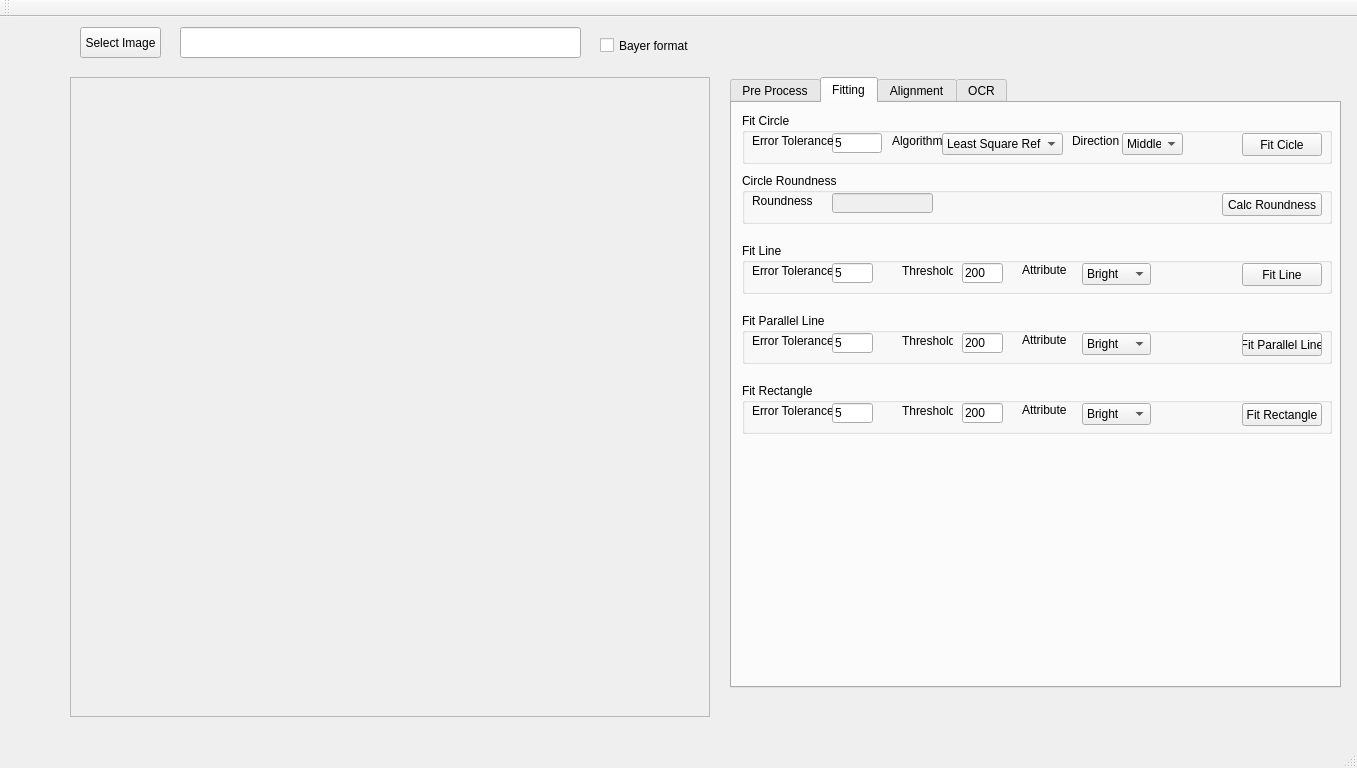
This is VisionWidget/visionwidget.ui in hceng123/VisionLibrary as Qt 5 draws it before an edit. The edited form follows.
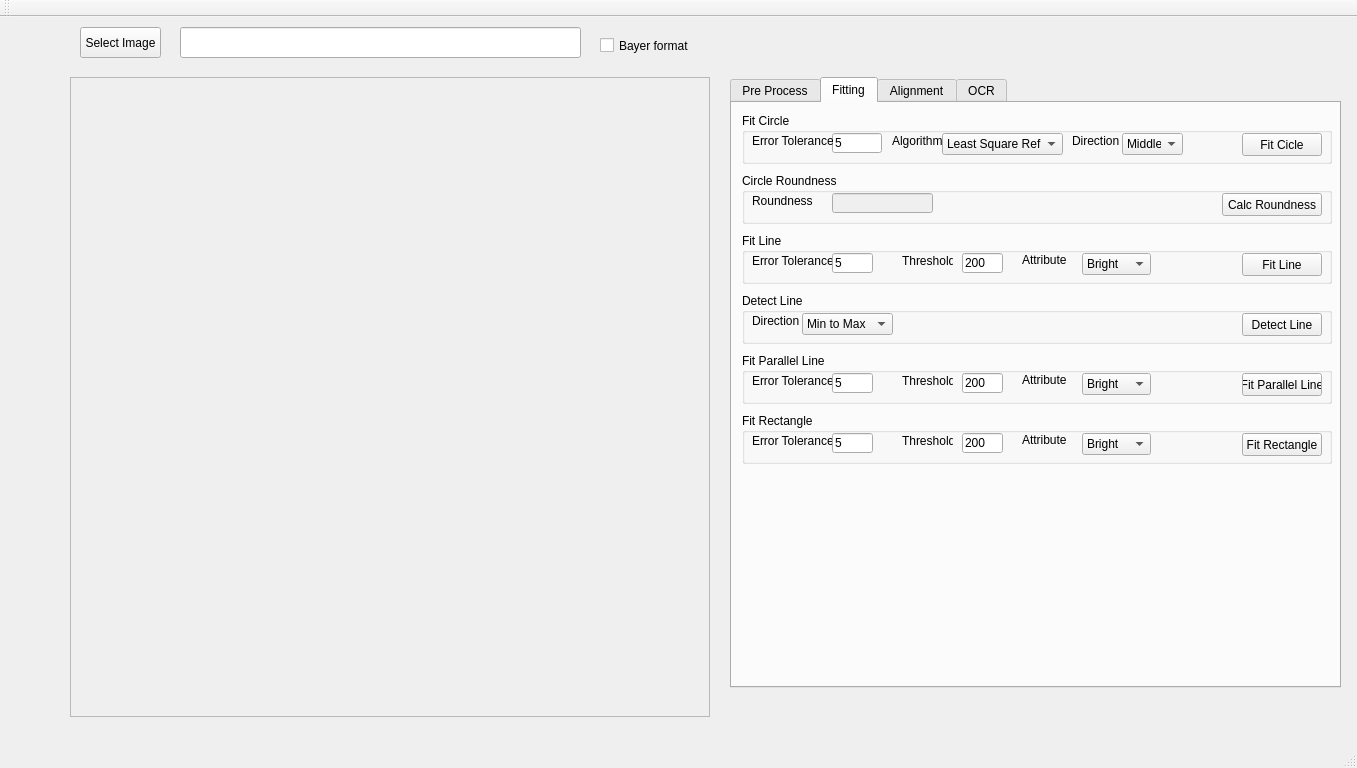
This is the edited form. The open tabs and pages were chosen to show the change. Custom widgets are drawn as their Qt base class.

Commit message:
Add detect line function.
Add detect line function.

What changed in the file:
```diff
--- a/VisionWidget/visionwidget.ui
+++ b/VisionWidget/visionwidget.ui
@@ -249,7 +249,7 @@
       <property name="geometry">
        <rect>
         <x>10</x>
-        <y>140</y>
+        <y>130</y>
         <width>590</width>
         <height>51</height>
        </rect>
@@ -366,7 +366,7 @@
       <property name="geometry">
        <rect>
         <x>10</x>
-        <y>210</y>
+        <y>250</y>
         <width>590</width>
         <height>51</height>
        </rect>
@@ -483,7 +483,7 @@
       <property name="geometry">
        <rect>
         <x>10</x>
-        <y>280</y>
+        <y>310</y>
         <width>590</width>
         <height>51</height>
        </rect>
@@ -648,6 +648,68 @@
        </property>
       </widget>
      </widget>
+     <widget class="QGroupBox" name="groupBoxFitLine_2">
+      <property name="geometry">
+       <rect>
+        <x>10</x>
+        <y>190</y>
+        <width>590</width>
+        <height>51</height>
+       </rect>
+      </property>
+      <property name="title">
+       <string>Detect Line</string>
+      </property>
+      <widget class="QPushButton" name="detectLineBtn">
+       <property name="geometry">
+        <rect>
+         <x>500</x>
+         <y>20</y>
+         <width>80</width>
+         <height>23</height>
+        </rect>
+       </property>
+       <property name="text">
+        <string>Detect Line</string>
+       </property>
+      </widget>
+      <widget class="QComboBox" name="comboBoxDetectLineDirection">
+       <property name="geometry">
+        <rect>
+         <x>60</x>
+         <y>20</y>
+         <width>91</width>
+         <height>22</height>
+        </rect>
+       </property>
+       <property name="currentIndex">
+        <number>0</number>
+       </property>
+       <item>
+        <property name="text">
+         <string>Min to Max</string>
+        </property>
+       </item>
+       <item>
+        <property name="text">
+         <string>Max to Min</string>
+        </property>
+       </item>
+      </widget>
+      <widget class="QLabel" name="labelDetectLineDirection">
+       <property name="geometry">
+        <rect>
+         <x>10</x>
+         <y>20</y>
+         <width>51</width>
+         <height>16</height>
+        </rect>
+       </property>
+       <property name="text">
+        <string>Direction</string>
+       </property>
+      </widget>
+     </widget>
     </widget>
     <widget class="QWidget" name="tabAlignment">
      <attribute name="title">
```
The commit also changes 10 other files.
